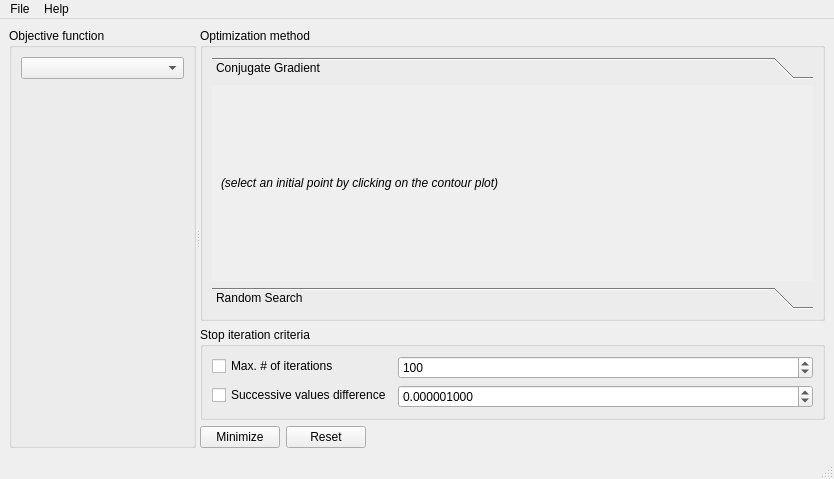
Qt form ui/MainWindow.ui (x1o/funcopt) before a commit.
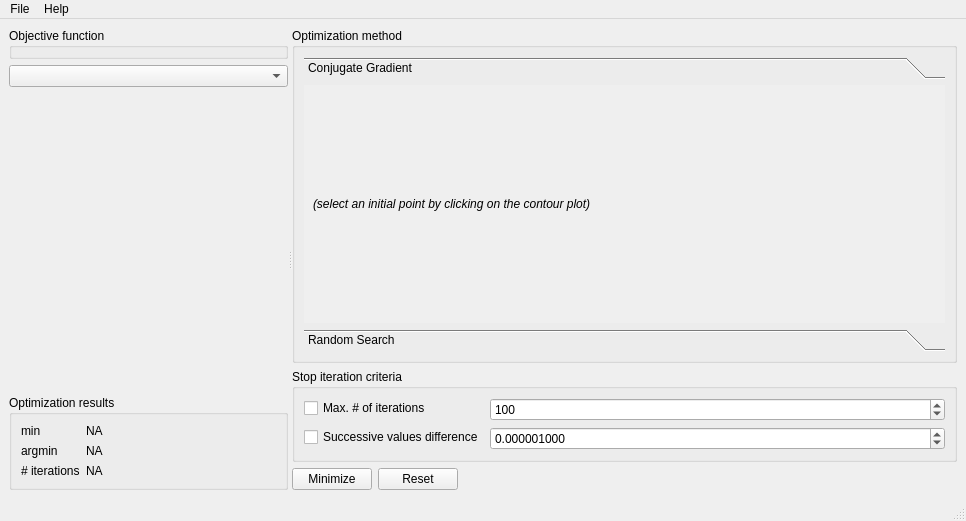
The same form after that commit. Custom widgets are drawn as their Qt base class.

Commit message: show optimization results in mainwindow; prettier contour plot

```diff
--- a/ui/MainWindow.ui
+++ b/ui/MainWindow.ui
@@ -6,8 +6,8 @@
    <rect>
     <x>0</x>
     <y>0</y>
-    <width>834</width>
-    <height>479</height>
+    <width>966</width>
+    <height>521</height>
    </rect>
   </property>
   <property name="windowTitle">
@@ -20,17 +20,21 @@
       <property name="orientation">
        <enum>Qt::Horizontal</enum>
       </property>
-      <widget class="QGroupBox" name="ltContourPlot">
-       <property name="sizePolicy">
-        <sizepolicy hsizetype="Preferred" vsizetype="Preferred">
-         <horstretch>0</horstretch>
-         <verstretch>0</verstretch>
-        </sizepolicy>
-       </property>
-       <property name="title">
-        <string>Objective function</string>
-       </property>
+      <widget class="QWidget" name="verticalLayoutWidget_2">
        <layout class="QVBoxLayout" name="verticalLayout">
+        <item>
+         <widget class="QGroupBox" name="ltContourPlot">
+          <property name="sizePolicy">
+           <sizepolicy hsizetype="Preferred" vsizetype="Preferred">
+            <horstretch>0</horstretch>
+            <verstretch>0</verstretch>
+           </sizepolicy>
+          </property>
+          <property name="title">
+           <string>Objective function</string>
+          </property>
+         </widget>
+        </item>
         <item>
          <widget class="QComboBox" name="cbSelectFunction"/>
         </item>
@@ -42,6 +46,68 @@
             <verstretch>0</verstretch>
            </sizepolicy>
           </property>
+          <property name="font">
+           <font>
+            <stylestrategy>PreferAntialias</stylestrategy>
+           </font>
+          </property>
+          <property name="cursor">
+           <cursorShape>CrossCursor</cursorShape>
+          </property>
+          <property name="mouseTracking">
+           <bool>true</bool>
+          </property>
+         </widget>
+        </item>
+        <item>
+         <widget class="QGroupBox" name="groupBox">
+          <property name="title">
+           <string>Optimization results</string>
+          </property>
+          <layout class="QFormLayout" name="formLayout_3">
+           <item row="0" column="0">
+            <widget class="QLabel" name="label_4">
+             <property name="text">
+              <string>min</string>
+             </property>
+            </widget>
+           </item>
+           <item row="0" column="1">
+            <widget class="QLabel" name="lab_min">
+             <property name="text">
+              <string>NA</string>
+             </property>
+            </widget>
+           </item>
+           <item row="1" column="0">
+            <widget class="QLabel" name="label_6">
+             <property name="text">
+              <string>argmin</string>
+             </property>
+            </widget>
+           </item>
+           <item row="1" column="1">
+            <widget class="QLabel" name="lab_argmin">
+             <property name="text">
+              <string>NA</string>
+             </property>
+            </widget>
+           </item>
+           <item row="2" column="0">
+            <widget class="QLabel" name="label_8">
+             <property name="text">
+              <string># iterations</string>
+             </property>
+            </widget>
+           </item>
+           <item row="2" column="1">
+            <widget class="QLabel" name="lab_n_iter">
+             <property name="text">
+              <string>NA</string>
+             </property>
+            </widget>
+           </item>
+          </layout>
          </widget>
         </item>
        </layout>
@@ -67,8 +133,8 @@
                <rect>
                 <x>0</x>
                 <y>0</y>
-                <width>613</width>
-                <height>149</height>
+                <width>645</width>
+                <height>191</height>
                </rect>
               </property>
               <attribute name="label">
@@ -250,7 +316,7 @@
     <rect>
      <x>0</x>
      <y>0</y>
-     <width>834</width>
+     <width>966</width>
      <height>27</height>
     </rect>
    </property>
```
Left out of the diff: 4 changed lines with no effect on the pictures. The commit also changes 8 other files.
